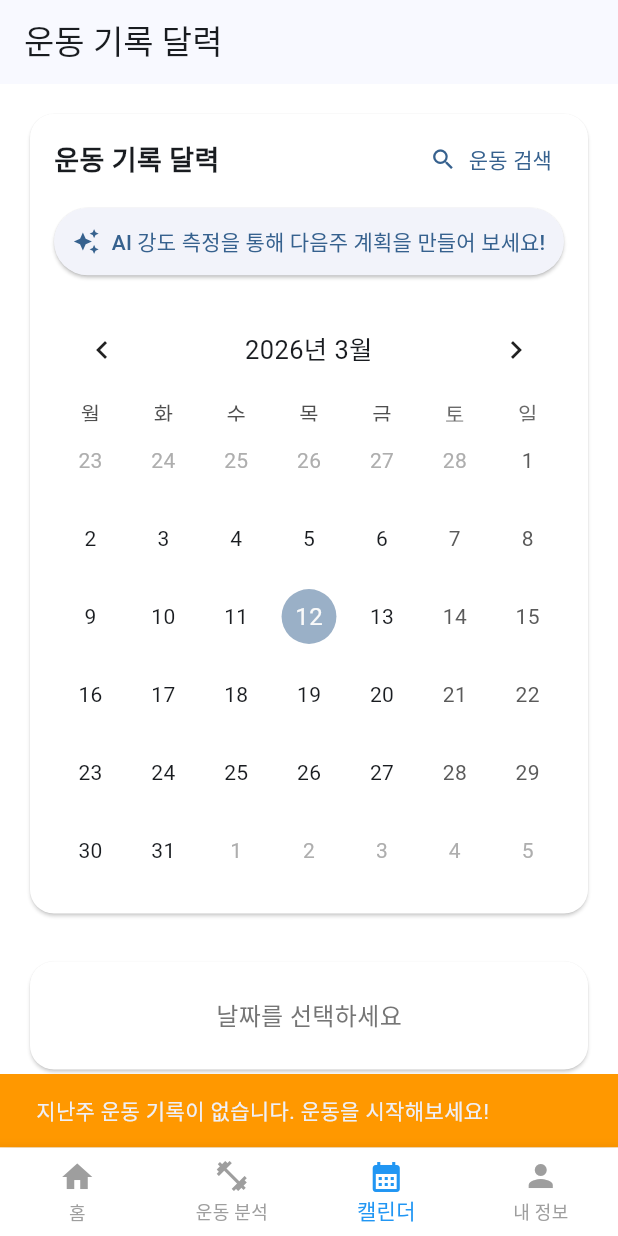
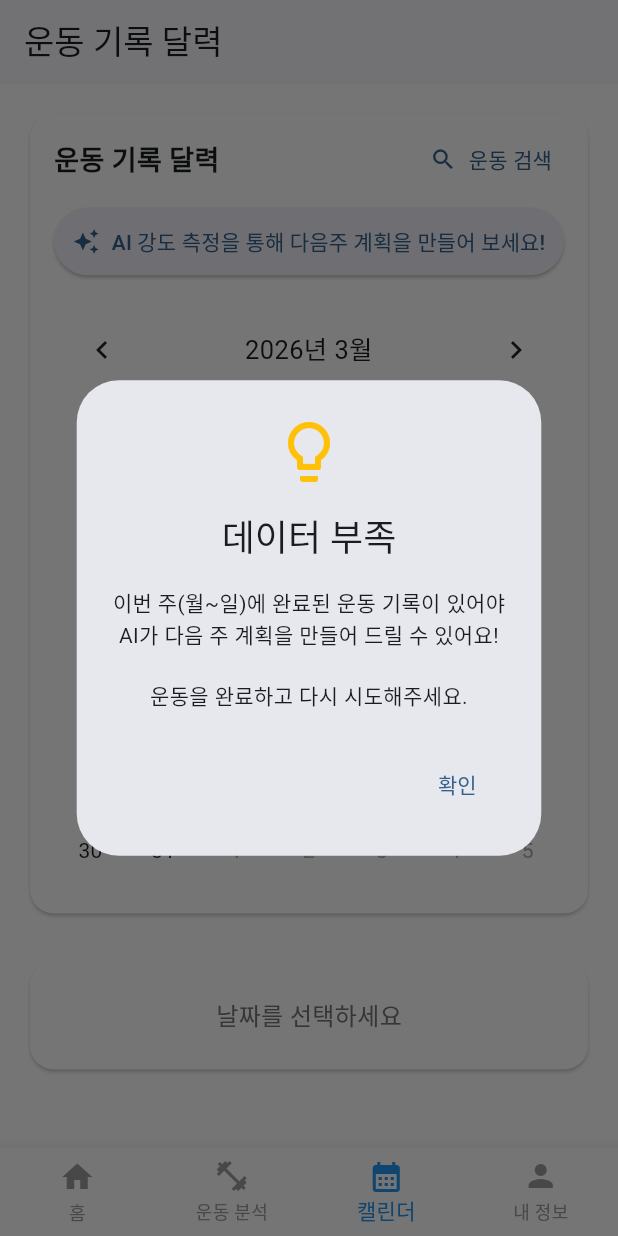
Before and after one commit to soonminkwon9890/mucleloggg98, a Flutter app: the screen it shows once a user with an empty profile is signed in, item 3 of the bottom bar chosen, after a tap on "AI 강도 측정을 통해 다음주 계획을 만들어 보세요!", on a phone screen of 412 x 824 dp. Run offline on Flutter 3.47's test engine with Material 3 defaults, Android fonts, the phone set to English and light mode, and no system bars; drawn by our look-alikes of table_calendar; our stand-ins replace fl_chart, flutter_dotenv, flutter_riverpod, freezed_annotation, google_generative_ai, google_sign_in and 5 more; missing offline and left inert: purchases_flutter, video_compress; accounts and stored records are empty.

Commit message:
캘린더 관련 ui/ux 수정본

```diff
--- a/lib/data/repositories/workout_repository.dart
+++ b/lib/data/repositories/workout_repository.dart
@@ -2047,16 +2047,20 @@ class WorkoutRepository {
     });
   }
 
-  /// 지난주(최근 7일) 운동 세션 조회
+  /// 이번 주(월~일, 오늘 포함) 운동 세션 조회
   /// 반환: WorkoutSession 리스트
   Future<List<WorkoutSession>> getLastWeekSessions() async {
     final userId = SupabaseService.currentUser?.id;
     if (userId == null) throw Exception('로그인 필요');
 
+    // [AI Date Fix] 이번 주(월~일) 기준으로 계산 (오늘 포함)
     final now = DateTime.now();
-    final sevenDaysAgo = now.subtract(const Duration(days: 7));
-    final startDate = DateFormat('yyyy-MM-dd').format(sevenDaysAgo);
-    final endDate = DateFormat('yyyy-MM-dd').format(now);
+    final today = DateTime(now.year, now.month, now.day);
+    final startOfWeek = today.subtract(Duration(days: today.weekday - 1)); // 이번 주 월요일
+    final endOfWeek = startOfWeek.add(const Duration(days: 6)); // 이번 주 일요일
+
+    final startDate = DateFormat('yyyy-MM-dd').format(startOfWeek);
+    final endDate = DateFormat('yyyy-MM-dd').format(endOfWeek);
 
     final response = await _client
         .from('workout_sessions')
@@ -2190,7 +2194,7 @@ class WorkoutRepository {
   /// 반환: 생성된 planned_workouts 개수
   ///
   /// 로직:
-  /// 1. 지난 7일간의 완료된 workout_sets를 exercise_baselines와 JOIN하여 조회
+  /// 1. 이번 주(월~일, 오늘 포함) 완료된 workout_sets를 exercise_baselines와 JOIN하여 조회
   /// 2. 각 날짜별, 운동별로 최대 무게/횟수/세트 수 계산
   /// 3. 각 운동의 날짜에 7일을 더해 다음 주 같은 요일로 계획 생성
   /// 4. planned_workouts 테이블에 일괄 삽입
@@ -2199,15 +2203,17 @@ class WorkoutRepository {
     final userId = SupabaseService.currentUser?.id;
     if (userId == null) throw Exception('로그인 필요');
 
-    // 날짜 범위 계산: 오늘 기준 지난 7일
+    // [AI Date Fix] 이번 주(월~일) 기준으로 계산 (오늘 포함)
+    // weekday: 1=Monday, 7=Sunday
     final now = DateTime.now();
     final today = DateTime(now.year, now.month, now.day);
-    final sevenDaysAgo = today.subtract(const Duration(days: 7));
-
-    final startStr = DateFormat('yyyy-MM-dd').format(sevenDaysAgo);
-    final endStr = DateFormat('yyyy-MM-dd').format(today.subtract(const Duration(days: 1))); // 어제까지
-
-    // Step A: 지난 7일간의 workout_sets 조회 (exercise_baselines JOIN)
+    final startOfWeek = today.subtract(Duration(days: today.weekday - 1)); // 이번 주 월요일
+    final endOfWeek = startOfWeek.add(const Duration(days: 6)); // 이번 주 일요일
+
+    final startStr = DateFormat('yyyy-MM-dd').format(startOfWeek);
+    final endStr = DateFormat('yyyy-MM-dd').format(endOfWeek); // 일요일까지 (오늘 포함)
+
+    // Step A: 이번 주(월~일) workout_sets 조회 (exercise_baselines JOIN)
     final response = await _client
         .from('workout_sets')
         .select('''
@@ -2230,7 +2236,7 @@ class WorkoutRepository {
         .order('created_at', ascending: true);
 
     if ((response as List).isEmpty) {
-      return 0; // 지난 7일간 운동 기록 없음
+      return 0; // 이번 주 운동 기록 없음
     }
 
     // Step B: 날짜별, 운동별로 그룹화하여 최대값 계산
--- a/lib/presentation/screens/profile/my_page_screen.dart
+++ b/lib/presentation/screens/profile/my_page_screen.dart
@@ -2,6 +2,7 @@ import 'package:flutter/material.dart';
 import 'package:flutter/services.dart';
 import 'package:flutter_riverpod/flutter_riverpod.dart';
 import 'package:supabase_flutter/supabase_flutter.dart';
+import 'package:url_launcher/url_launcher.dart';
 
 import '../../providers/auth_provider.dart';
 import '../../providers/subscription_provider.dart';
@@ -20,6 +21,13 @@ class MyPageScreen extends ConsumerStatefulWidget {
 class _MyPageScreenState extends ConsumerState<MyPageScreen> {
   bool _isProcessing = false;
   bool _isActivatingCoupon = false;
+
+  Future<void> _launchURL(String urlString) async {
+    final Uri url = Uri.parse(urlString);
+    if (!await launchUrl(url, mode: LaunchMode.externalApplication)) {
+      debugPrint('Could not launch $urlString');
+    }
+  }
 
   String _displayName(User user) {
     final meta = user.userMetadata ?? {};
@@ -319,13 +327,43 @@ class _MyPageScreenState extends ConsumerState<MyPageScreen> {
                       const SizedBox(height: 32),
                       _TesterIdRow(userId: user.id),
                       const SizedBox(height: 16),
-                      Text(
-                        '이용 약관 | 개인정보 처리방침',
-                        textAlign: TextAlign.center,
-                        style: TextStyle(
-                          color: Colors.grey[600],
-                          fontSize: 12,
-                        ),
+                      Row(
+                        mainAxisAlignment: MainAxisAlignment.center,
+                        children: [
+                          InkWell(
+                            onTap: () => _launchURL(
+                              'https://www.notion.so/musclelog-321ae95591cc802697bef9a9fb166aff?source=copy_link',
+                            ),
+                            child: Text(
+                              '이용 약관',
+                              style: TextStyle(
+                                color: Colors.grey[600],
+                                fontSize: 12,
+                                decoration: TextDecoration.underline,
+                              ),
+                            ),
+                          ),
+                          Text(
+                            ' | ',
+                            style: TextStyle(
+                              color: Colors.grey[600],
+                              fontSize: 12,
+                            ),
+                          ),
+                          InkWell(
+                            onTap: () => _launchURL(
+                              'https://www.notion.so/musclelog-321ae95591cc80eb985bce56b3f65eb9?source=copy_link',
+                            ),
+                            child: Text(
+                              '개인정보 처리방침',
+                              style: TextStyle(
+                                color: Colors.grey[600],
+                                fontSize: 12,
+                                decoration: TextDecoration.underline,
+                              ),
+                            ),
+                          ),
+                        ],
                       ),
                       const SizedBox(height: 16),
                       SizedBox(
--- a/lib/presentation/screens/profile/profile_screen.dart
+++ b/lib/presentation/screens/profile/profile_screen.dart
@@ -60,18 +60,16 @@ class _ProfileScreenState extends ConsumerState<ProfileScreen> {
         showDragHandle: false,
         backgroundColor: Colors.transparent,
         builder: (context) {
-          return DraggableScrollableSheet(
-            initialChildSize: 0.5,
-            minChildSize: 0.4,
-            maxChildSize: 0.9,
-            builder: (context, scrollController) {
+          // [Phase 1] 고정 높이 85%로 설정 (DraggableScrollableSheet 제거)
+          final sheetHeight = MediaQuery.of(context).size.height * 0.85;
           return Consumer(
             builder: (context, ref, _) {
               final asyncItems = ref.watch(exercisesWithHistoryProvider);
               return asyncItems.when(
-                    data: (items) => ExerciseSearchSheet(
+                data: (items) => SizedBox(
+                  height: sheetHeight,
+                  child: ExerciseSearchSheet(
                     items: items,
-                      scrollController: scrollController,
                     onDateSelected: (date) {
                       if (!mounted) return;
                       setState(() {
@@ -82,7 +80,10 @@ class _ProfileScreenState extends ConsumerState<ProfileScreen> {
                       _loadPlannedWorkoutsForDate(date);
                     },
                   ),
-                    loading: () => Material(
+                ),
+                loading: () => SizedBox(
+                  height: sheetHeight,
+                  child: Material(
                     color: Theme.of(context).colorScheme.surface,
                     borderRadius: const BorderRadius.vertical(
                       top: Radius.circular(20),
@@ -111,7 +112,10 @@ class _ProfileScreenState extends ConsumerState<ProfileScreen> {
                       ),
                     ),
                   ),
-                    error: (e, _) => Material(
+                ),
+                error: (e, _) => SizedBox(
+                      height: sheetHeight,
+                      child: Material(
                         color: Theme.of(context).colorScheme.surface,
                         borderRadius: const BorderRadius.vertical(
                           top: Radius.circular(20),
@@ -167,8 +171,7 @@ class _ProfileScreenState extends ConsumerState<ProfileScreen> {
                           ),
                         ),
                       ),
-                  );
-                },
+                    ),
                   );
                 },
               );
@@ -348,17 +351,24 @@ class _ProfileScreenState extends ConsumerState<ProfileScreen> {
     showDialog(
       context: context,
       barrierDismissible: false,
-      builder: (context) => const AlertDialog(
-        content: Row(
+      builder: (context) => AlertDialog(
+        content: Column(
           mainAxisSize: MainAxisSize.min,
           children: [
-            SizedBox(
-              width: 24,
-              height: 24,
-              child: CircularProgressIndicator(strokeWidth: 2),
+            const Icon(Icons.auto_awesome, size: 48, color: Colors.blue),
+            const SizedBox(height: 16),
+            const Text(
+              'AI가 루틴을 분석 중입니다...',
+              style: TextStyle(fontWeight: FontWeight.bold, fontSize: 16),
             ),
-            SizedBox(width: 16),
-            Expanded(child: Text('AI가 루틴을 분석 중입니다...')),
+            const SizedBox(height: 8),
+            Text(
+              '이번 주 운동 기록을 기반으로\n최적의 다음 주 계획을 만들고 있어요.',
+              textAlign: TextAlign.center,
+              style: TextStyle(color: Colors.grey[600], fontSize: 13),
+            ),
+            const SizedBox(height: 20),
+            const LinearProgressIndicator(),
           ],
         ),
       ),
@@ -370,10 +380,22 @@ class _ProfileScreenState extends ConsumerState<ProfileScreen> {
       if (sessions.isEmpty) {
         if (mounted) {
           Navigator.pop(context);
-          ScaffoldMessenger.of(context).showSnackBar(
-            const SnackBar(
-              content: Text('지난주 운동 기록이 없습니다. 운동을 시작해보세요!'),
-              backgroundColor: Colors.orange,
+          // [Phase 3] 개선된 빈 상태 다이얼로그
+          showDialog(
+            context: context,
+            builder: (context) => AlertDialog(
+              icon: const Icon(Icons.lightbulb_outline, size: 48, color: Colors.amber),
+              title: const Text('데이터 부족'),
+              content: const Text(
+                '이번 주(월~일)에 완료된 운동 기록이 있어야\nAI가 다음 주 계획을 만들어 드릴 수 있어요!\n\n운동을 완료하고 다시 시도해주세요.',
+                textAlign: TextAlign.center,
+              ),
+              actions: [
+                TextButton(
+                  onPressed: () => Navigator.pop(context),
+                  child: const Text('확인'),
+                ),
+              ],
             ),
           );
         }
@@ -406,10 +428,22 @@ class _ProfileScreenState extends ConsumerState<ProfileScreen> {
       if (filteredSessions.isEmpty) {
         if (mounted) {
           Navigator.pop(context);
-          ScaffoldMessenger.of(context).showSnackBar(
-            const SnackBar(
-              content: Text('완료된 운동 기록이 없습니다. 운동을 완료하고 저장해주세요!'),
-              backgroundColor: Colors.orange,
+          // [Phase 3] 개선된 빈 상태 다이얼로그
+          showDialog(
+            context: context,
+            builder: (context) => AlertDialog(
+              icon: const Icon(Icons.fitness_center, size: 48, color: Colors.orange),
+              title: const Text('완료된 기록 없음'),
+              content: const Text(
+                '이번 주에 무게/횟수가 기록된 운동이 없어요.\n\n운동을 완료하고 세트 정보를 저장한 뒤\n다시 시도해주세요!',
+                textAlign: TextAlign.center,
+              ),
+              actions: [
+                TextButton(
+                  onPressed: () => Navigator.pop(context),
+                  child: const Text('확인'),
+                ),
+              ],
             ),
           );
         }
--- a/pubspec.yaml
+++ b/pubspec.yaml
@@ -1,7 +1,7 @@
 name: musclelog
 description: AI Progressive Overload Coaching App
 publish_to: "none"
-version: 1.0.0+15
+version: 1.0.0+16
 
 environment:
   sdk: ">=3.2.0 <4.0.0"
@@ -44,7 +44,7 @@ dependencies:
   fl_chart: ^0.66.0 # 차트 라이브러리
   package_info_plus: any # 앱 버전 조회 (force update)
   pub_semver: any # 버전 비교
-  url_launcher: any # 스토어/외부 링크 열기
+  url_launcher: ^6.3.2 # 스토어/외부 링크 열기
   flutter_slidable: ^3.0.0 # 리스트 스와이프 액션
 
   # 7. 인앱 결제 (RevenueCat)
```
Also changed, not shown: lib/presentation/widgets/profile/exercise_search_sheet.dart (+29 -10 lines). Lines whose indentation alone changed are shown as unchanged.
